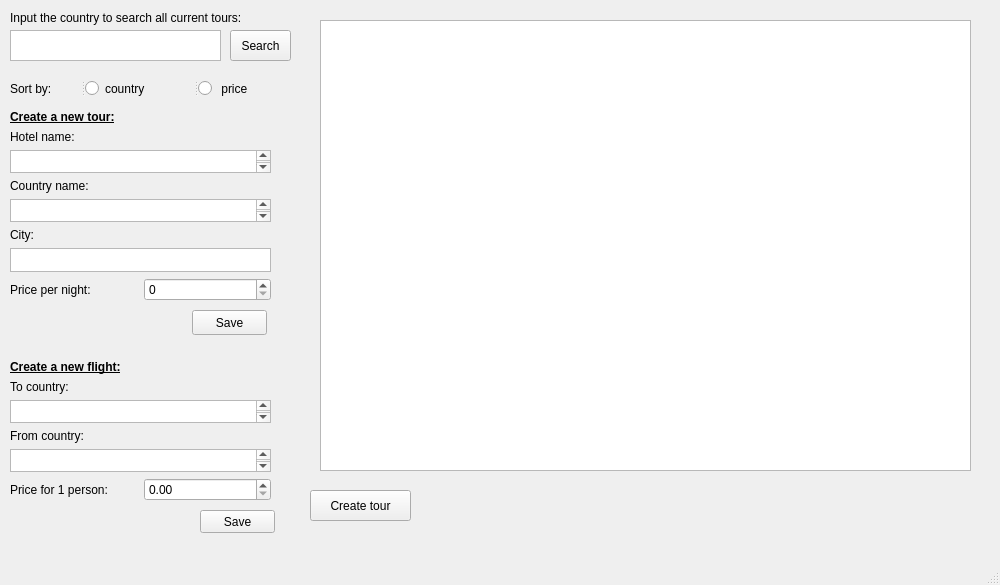
The window that mainwindow.ui (Lst11/sdapl) describes before a commit, drawn with Qt 5.
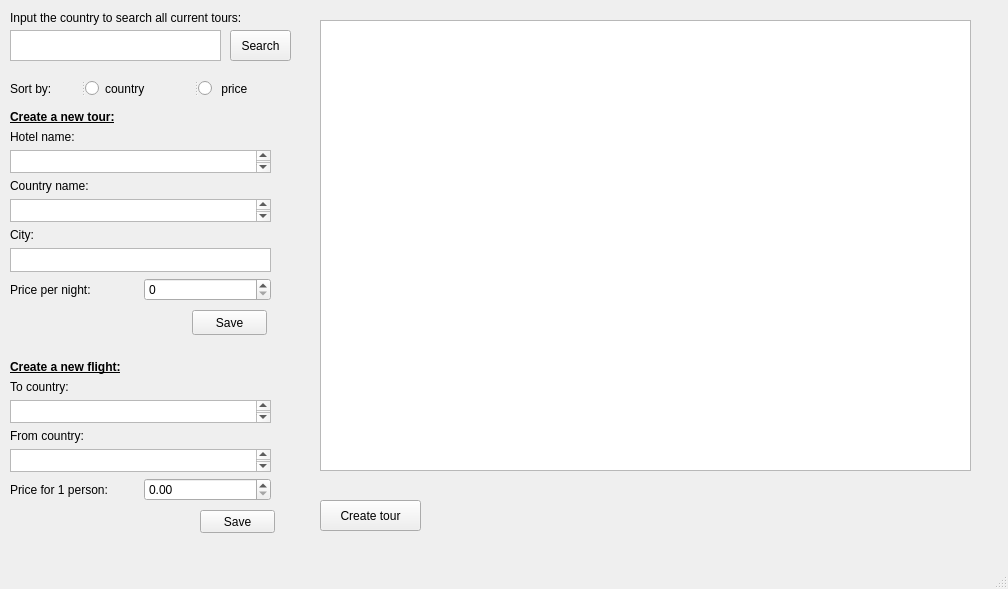
The same window after the commit.

```diff
--- a/mainwindow.ui
+++ b/mainwindow.ui
@@ -6,8 +6,8 @@
    <rect>
     <x>0</x>
     <y>0</y>
-    <width>1000</width>
-    <height>585</height>
+    <width>1008</width>
+    <height>589</height>
    </rect>
   </property>
   <property name="windowTitle">
@@ -340,8 +340,8 @@
    <widget class="QPushButton" name="create_tour">
     <property name="geometry">
      <rect>
-      <x>310</x>
-      <y>490</y>
+      <x>320</x>
+      <y>500</y>
       <width>101</width>
       <height>31</height>
      </rect>
```
Left out of the diff: 2 changed lines with no effect on the pictures.
